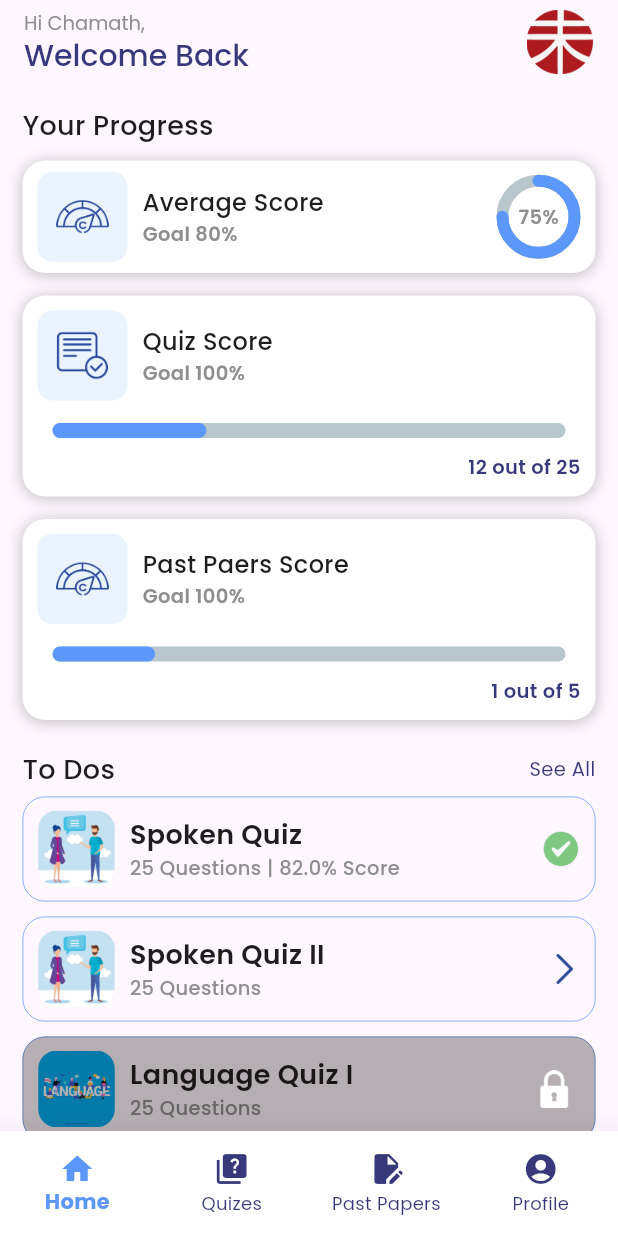
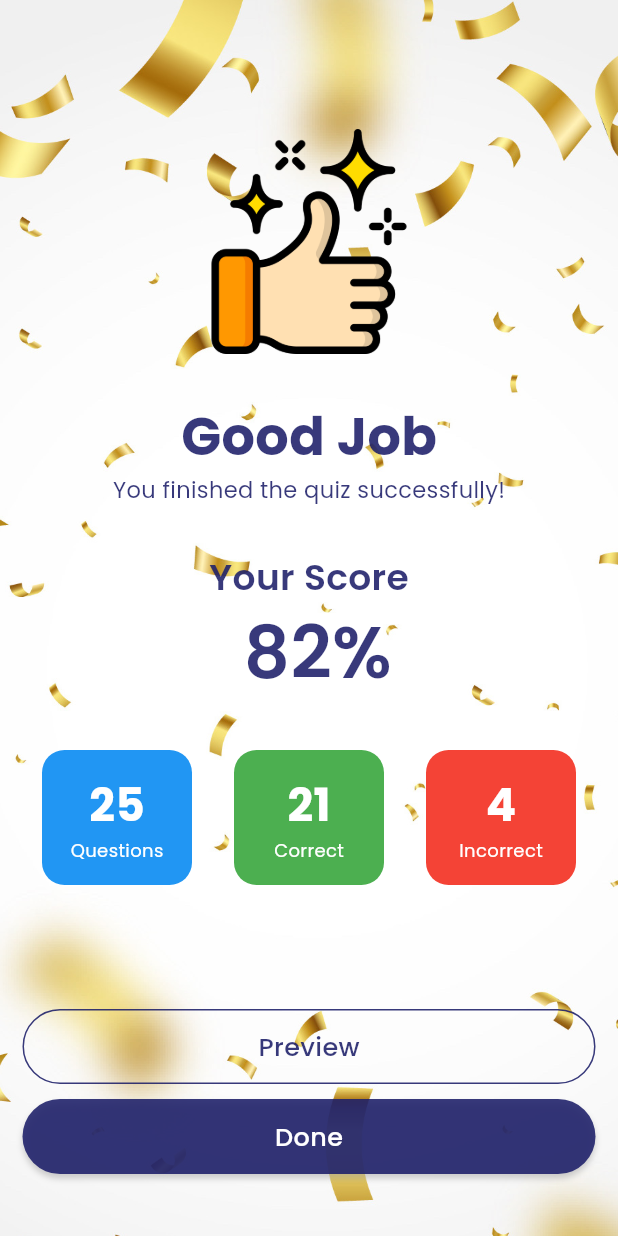
Before and after one commit to IT21175466/Mirai-Japanese-LMS, a Flutter app: the screen it shows after launch, on a phone screen of 412 x 824 dp. Run offline on Flutter 3.47's test engine with Material 3 defaults, Android fonts, the phone set to English and light mode, and no system bars; drawn by our look-alikes of percent_indicator; our stand-ins replace lottie.

Commit message:
Quiz Results

```diff
--- a/lib/main.dart
+++ b/lib/main.dart
@@ -3,6 +3,7 @@
 import 'package:miraijapanese/routes/app_routes.dart';
 import 'package:miraijapanese/views/authentication/signup_screen.dart';
 import 'package:miraijapanese/views/home/home_screen.dart';
+import 'package:miraijapanese/views/quiz/quiz_result_screen.dart';
 import 'package:provider/provider.dart';
 
 void main() {
@@ -27,7 +28,7 @@
         ),
         // initialRoute: '/initsplash',
         // routes: AppRoutes.getRoutes(),
-        home: HomeScreen(),
+        home: QuizResultsPage(),
       ),
     );
   }
--- /dev/null
+++ b/lib/views/quiz/quiz_result_screen.dart
@@ -0,0 +1,224 @@
+import 'package:flutter/material.dart';
+import 'package:miraijapanese/constraints/app_colors.dart';
+import 'package:miraijapanese/widgets/button_widget.dart';
+
+class QuizResultsPage extends StatefulWidget {
+  const QuizResultsPage({super.key});
+
+  @override
+  State<QuizResultsPage> createState() => _QuizResultsPageState();
+}
+
+class _QuizResultsPageState extends State<QuizResultsPage> {
+  @override
+  Widget build(BuildContext context) {
+    double screenWidth = MediaQuery.of(context).size.width;
+    double screenHeight = MediaQuery.of(context).size.height;
+    return Scaffold(
+      body: Container(
+        height: screenHeight,
+        width: screenWidth,
+        decoration: BoxDecoration(
+          image: DecorationImage(
+            image: AssetImage('assets/images/quizResultBG.jpg'),
+            fit: BoxFit.cover,
+          ),
+        ),
+        child: Column(
+          crossAxisAlignment: CrossAxisAlignment.center,
+          children: [
+            SizedBox(
+              height: AppBar().preferredSize.height,
+            ),
+            Padding(
+              padding: EdgeInsets.symmetric(vertical: 30),
+              child: SizedBox(
+                height: 150,
+                width: 150,
+                child: Image.asset('assets/images/goodJob.png'),
+              ),
+            ),
+            Text(
+              'Good Job',
+              style: TextStyle(
+                fontFamily: 'Poppins',
+                fontWeight: FontWeight.w700,
+                fontSize: 35,
+                color: AppColors.accentColor,
+              ),
+            ),
+            Text(
+              'You finished the quiz successfully!',
+              style: TextStyle(
+                fontFamily: 'Poppins',
+                fontWeight: FontWeight.w400,
+                fontSize: 15,
+                color: AppColors.accentColor,
+              ),
+            ),
+            SizedBox(
+              height: 30,
+            ),
+            Text(
+              'Your Score',
+              style: TextStyle(
+                fontFamily: 'Poppins',
+                fontWeight: FontWeight.w600,
+                fontSize: 24,
+                color: AppColors.accentColor,
+              ),
+            ),
+            Text(
+              ' 82%',
+              style: TextStyle(
+                fontFamily: 'Poppins',
+                fontWeight: FontWeight.w600,
+                fontSize: 48,
+                color: AppColors.accentColor,
+              ),
+            ),
+            SizedBox(
+              height: 30,
+            ),
+            Row(
+              children: [
+                Spacer(),
+                Container(
+                  width: 100,
+                  padding: EdgeInsets.symmetric(vertical: 15, horizontal: 10),
+                  decoration: BoxDecoration(
+                    borderRadius: BorderRadius.circular(15),
+                    color: Colors.blue,
+                  ),
+                  child: Column(
+                    children: [
+                      Text(
+                        '25',
+                        style: TextStyle(
+                          fontFamily: 'Poppins',
+                          fontWeight: FontWeight.w700,
+                          fontSize: 30,
+                          color: Colors.white,
+                        ),
+                      ),
+                      Text(
+                        'Questions',
+                        style: TextStyle(
+                          fontFamily: 'Poppins',
+                          fontWeight: FontWeight.w400,
+                          fontSize: 12,
+                          color: Colors.white,
+                        ),
+                      ),
+                    ],
+                  ),
+                ),
+                Spacer(),
+                Container(
+                  width: 100,
+                  padding: EdgeInsets.symmetric(vertical: 15, horizontal: 10),
+                  decoration: BoxDecoration(
+                    borderRadius: BorderRadius.circular(15),
+                    color: Colors.green,
+                  ),
+                  child: Column(
+                    children: [
+                      Text(
+                        '21',
+                        style: TextStyle(
+                          fontFamily: 'Poppins',
+                          fontWeight: FontWeight.w700,
+                          fontSize: 30,
+                          color: Colors.white,
+                        ),
+                      ),
+                      Text(
+                        'Correct',
+                        style: TextStyle(
+                          fontFamily: 'Poppins',
+                          fontWeight: FontWeight.w400,
+                          fontSize: 12,
+                          color: Colors.white,
+                        ),
+                      ),
+                    ],
+                  ),
+                ),
+                Spacer(),
+                Container(
+                  width: 100,
+                  padding: EdgeInsets.symmetric(vertical: 15, horizontal: 10),
+                  decoration: BoxDecoration(
+                    borderRadius: BorderRadius.circular(15),
+                    color: Colors.red,
+                  ),
+                  child: Column(
+                    children: [
+                      Text(
+                        '4',
+                        style: TextStyle(
+                          fontFamily: 'Poppins',
+                          fontWeight: FontWeight.w700,
+                          fontSize: 30,
+                          color: Colors.white,
+                        ),
+                      ),
+                      Text(
+                        'Incorrect',
+                        style: TextStyle(
+                          fontFamily: 'Poppins',
+                          fontWeight: FontWeight.w400,
+                          fontSize: 12,
+                          color: Colors.white,
+                        ),
+                      ),
+                    ],
+                  ),
+                ),
+                Spacer(),
+              ],
+            ),
+            Spacer(),
+            Spacer(),
+            Padding(
+              padding: EdgeInsets.symmetric(horizontal: 15),
+              child: Container(
+                height: 50,
+                width: screenWidth,
+                decoration: BoxDecoration(
+                  borderRadius: BorderRadius.circular(25),
+                  border: Border.all(
+                    color: AppColors.accentColor,
+                  ),
+                ),
+                child: Center(
+                  child: Text(
+                    'Preview',
+                    style: TextStyle(
+                      fontFamily: 'Poppins',
+                      fontWeight: FontWeight.w500,
+                      fontSize: 17,
+                      color: AppColors.accentColor,
+                    ),
+                  ),
+                ),
+              ),
+            ),
+            SizedBox(
+              height: 10,
+            ),
+            Padding(
+              padding: EdgeInsets.symmetric(horizontal: 15),
+              child: CustomButton(
+                text: 'Done',
+                height: 50,
+                width: screenWidth,
+              ),
+            ),
+            Spacer(),
+          ],
+        ),
+      ),
+    );
+  }
+}
```
Also changed, not shown: assets/images/goodJob.png (added), assets/images/quizResultBG.jpg (added).
